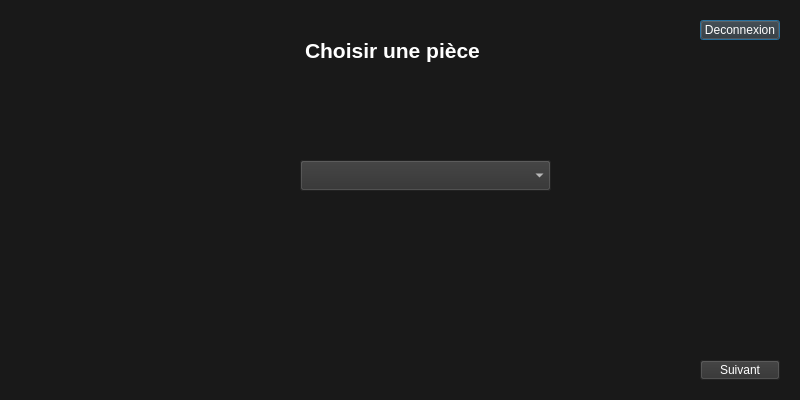
Qt form IHM_Final/welcomepage.ui (ProjectCDG/IHM) before a commit.
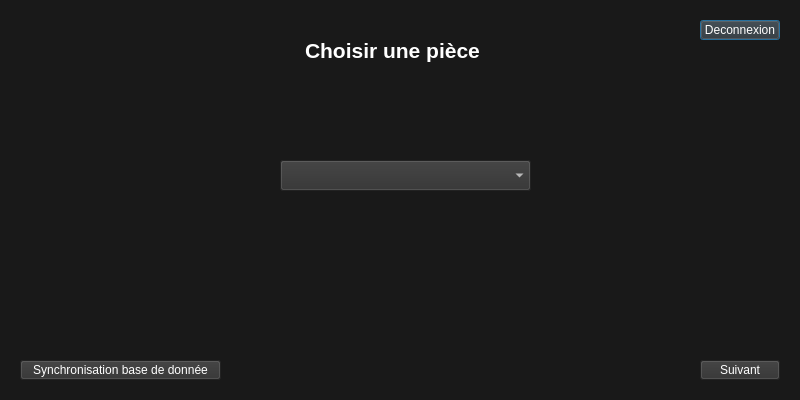
The same form after that commit.

Commit message: recup  donnée de mesurer page a sauvgarder

```diff
--- a/IHM_Final/welcomepage.ui
+++ b/IHM_Final/welcomepage.ui
@@ -59,7 +59,7 @@
   <widget class="QComboBox" name="deroulPiece">
    <property name="geometry">
     <rect>
-     <x>300</x>
+     <x>280</x>
      <y>160</y>
      <width>251</width>
      <height>31</height>
@@ -105,6 +105,23 @@
     <string/>
    </property>
   </widget>
+  <widget class="QPushButton" name="butSyncBdd">
+   <property name="geometry">
+    <rect>
+     <x>20</x>
+     <y>360</y>
+     <width>201</width>
+     <height>20</height>
+    </rect>
+   </property>
+   <property name="styleSheet">
+    <string notr="true">color : white;
+background-color:rgb(48, 48, 48)</string>
+   </property>
+   <property name="text">
+    <string>Synchronisation base de donnée</string>
+   </property>
+  </widget>
  </widget>
  <resources/>
  <connections/>
```
The commit also changes 9 other files.
